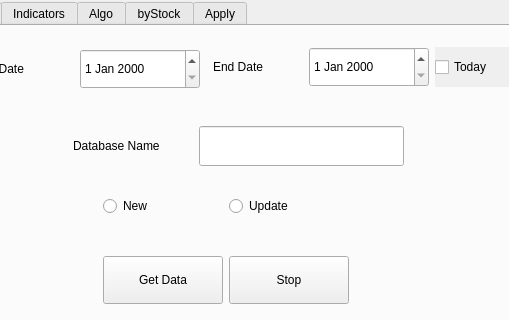
This is MainWindow.ui in pantoner/stockfrontend as Qt 5 draws it before an edit; both pictures show x 149 to 658 and y 0 to 320 of the 800 by 600 pixel window. The edited form follows.
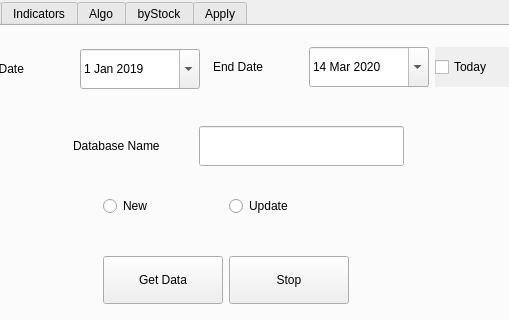
This is the edited form.

```diff
--- a/MainWindow.ui
+++ b/MainWindow.ui
@@ -164,6 +164,33 @@
 QDateEdit{ color: red,basesize:120x48 }
 </string>
          </property>
+         <property name="dateTime">
+          <datetime>
+           <hour>0</hour>
+           <minute>0</minute>
+           <second>0</second>
+           <year>2019</year>
+           <month>1</month>
+           <day>1</day>
+          </datetime>
+         </property>
+         <property name="maximumDate">
+          <date>
+           <year>2019</year>
+           <month>1</month>
+           <day>1</day>
+          </date>
+         </property>
+         <property name="minimumDate">
+          <date>
+           <year>1986</year>
+           <month>1</month>
+           <day>1</day>
+          </date>
+         </property>
+         <property name="calendarPopup">
+          <bool>true</bool>
+         </property>
         </widget>
        </item>
        <item row="0" column="1" rowspan="2">
@@ -365,6 +392,33 @@
            <height>40</height>
           </size>
          </property>
+         <property name="dateTime">
+          <datetime>
+           <hour>23</hour>
+           <minute>59</minute>
+           <second>59</second>
+           <year>2020</year>
+           <month>3</month>
+           <day>14</day>
+          </datetime>
+         </property>
+         <property name="maximumDate">
+          <date>
+           <year>2022</year>
+           <month>1</month>
+           <day>1</day>
+          </date>
+         </property>
+         <property name="minimumDate">
+          <date>
+           <year>1986</year>
+           <month>1</month>
+           <day>1</day>
+          </date>
+         </property>
+         <property name="calendarPopup">
+          <bool>true</bool>
+         </property>
         </widget>
        </item>
        <item row="0" column="2">
```
Left out of the diff: 21 changed lines with no effect on the pictures.
